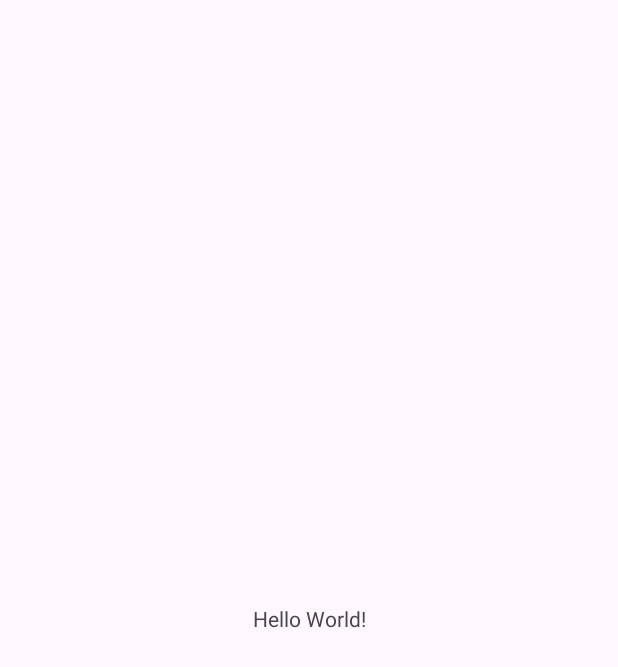
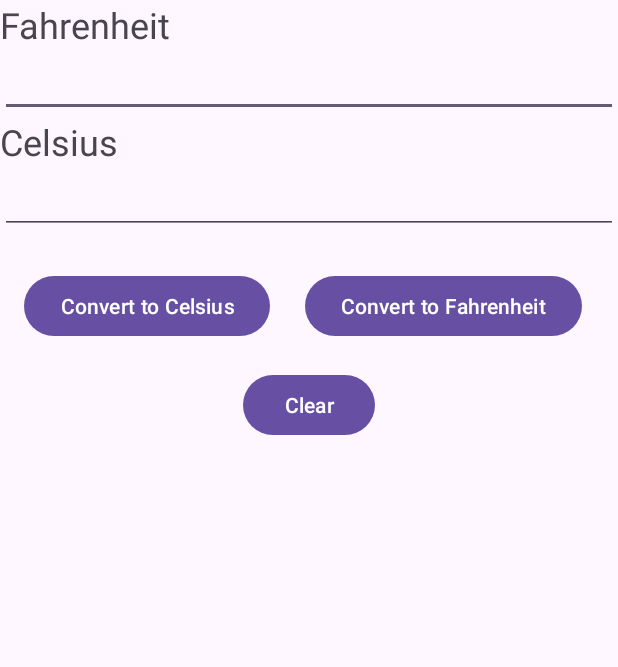
Before and after one commit to wangwuy2003/my-application-android, an Android app: the screen it shows after launch (MainActivity), on a phone screen of 412 x 824 dp. Before the commit the part shown is almost empty. Shown: the top 667 px of the screen. Run offline under Robolectric (Android 15) with nearby library versions, the phone set to English and light mode, and no system bars.

Commit message:
update code

```diff
--- a/Ex04/app/src/main/AndroidManifest.xml
+++ b/Ex04/app/src/main/AndroidManifest.xml
@@ -1,6 +1,6 @@
 <?xml version="1.0" encoding="utf-8"?>
 <manifest xmlns:android="http://schemas.android.com/apk/res/android"
-    xmlns:tools="http://schemas.android.com/tools">
+    xmlns:tools="http://schemas.android.com/tools" >
 
     <application
         android:allowBackup="true"
@@ -11,10 +11,10 @@
         android:roundIcon="@mipmap/ic_launcher_round"
         android:supportsRtl="true"
         android:theme="@style/Theme.Ex04"
-        tools:targetApi="31">
+        tools:targetApi="31" >
         <activity
             android:name=".MainActivity"
-            android:exported="true">
+            android:exported="true" >
             <intent-filter>
                 <action android:name="android.intent.action.MAIN" />
 
--- a/Ex04/app/src/main/java/com/example/ex04/MainActivity.java
+++ b/Ex04/app/src/main/java/com/example/ex04/MainActivity.java
@@ -1,6 +1,9 @@
 package com.example.ex04;
 
 import android.os.Bundle;
+import android.view.View;
+import android.widget.Button;
+import android.widget.EditText;
 
 import androidx.activity.EdgeToEdge;
 import androidx.appcompat.app.AppCompatActivity;
@@ -8,8 +11,11 @@ import androidx.core.graphics.Insets;
 import androidx.core.view.ViewCompat;
 import androidx.core.view.WindowInsetsCompat;
 
+import java.text.DecimalFormat;
+
 public class MainActivity extends AppCompatActivity {
-
+    EditText edtdoC, edtdoF;
+    Button btnCel, btnFah, btnClear;
     @Override
     protected void onCreate(Bundle savedInstanceState) {
         super.onCreate(savedInstanceState);
@@ -20,5 +26,12 @@ public class MainActivity extends AppCompatActivity {
             v.setPadding(systemBars.left, systemBars.top, systemBars.right, systemBars.bottom);
             return insets;
         });
+
+        edtdoC = findViewById(R.id.edt1);
+        edtdoF = findViewById(R.id.edt2);
+        btnCel = findViewById(R.id.btnCel);
+        btnFah = findViewById(R.id.btnFah);
+        btnClear = findViewById(R.id.btnClear);
+
     }
 }
--- a/Ex04/app/src/main/res/layout/activity_main.xml
+++ b/Ex04/app/src/main/res/layout/activity_main.xml
@@ -8,12 +8,70 @@
     tools:context=".MainActivity">
 
     <TextView
+        android:id="@+id/textView1"
         android:layout_width="wrap_content"
         android:layout_height="wrap_content"
-        android:text="Hello World!"
-        app:layout_constraintBottom_toBottomOf="parent"
-        app:layout_constraintEnd_toEndOf="parent"
+        android:text="Fahrenheit"
+        android:textSize="24sp"
         app:layout_constraintStart_toStartOf="parent"
         app:layout_constraintTop_toTopOf="parent" />
 
+    <EditText
+        android:id="@+id/edt1"
+        android:layout_width="0dp"
+        android:layout_height="wrap_content"
+        android:ems="10"
+        android:inputType="text"
+        app:layout_constraintEnd_toEndOf="parent"
+        app:layout_constraintStart_toStartOf="parent"
+        app:layout_constraintTop_toBottomOf="@+id/textView1" />
+
+    <TextView
+        android:id="@+id/textView2"
+        android:layout_width="wrap_content"
+        android:layout_height="wrap_content"
+        android:text="Celsius"
+        android:textSize="24sp"
+        app:layout_constraintStart_toStartOf="parent"
+        app:layout_constraintTop_toBottomOf="@+id/edt1" />
+
+    <EditText
+        android:id="@+id/edt2"
+        android:layout_width="0dp"
+        android:layout_height="wrap_content"
+        android:ems="10"
+        android:inputType="text"
+        app:layout_constraintEnd_toEndOf="parent"
+        app:layout_constraintStart_toStartOf="parent"
+        app:layout_constraintTop_toBottomOf="@+id/textView2" />
+
+    <Button
+        android:id="@+id/btnCel"
+        android:layout_width="wrap_content"
+        android:layout_height="wrap_content"
+        android:layout_marginStart="16dp"
+        android:layout_marginTop="24dp"
+        android:text="Convert to Celsius"
+        app:layout_constraintStart_toStartOf="parent"
+        app:layout_constraintTop_toBottomOf="@+id/edt2" />
+
+    <Button
+        android:id="@+id/btnFah"
+        android:layout_width="wrap_content"
+        android:layout_height="wrap_content"
+        android:layout_marginTop="24dp"
+        android:layout_marginEnd="24dp"
+        android:text="Convert to Fahrenheit"
+        app:layout_constraintEnd_toEndOf="parent"
+        app:layout_constraintTop_toBottomOf="@+id/edt2" />
+
+    <Button
+        android:id="@+id/btnClear"
+        android:layout_width="wrap_content"
+        android:layout_height="wrap_content"
+        android:layout_marginTop="90dp"
+        android:text="Clear"
+        app:layout_constraintEnd_toEndOf="parent"
+        app:layout_constraintStart_toStartOf="parent"
+        app:layout_constraintTop_toBottomOf="@+id/edt2" />
 </androidx.constraintlayout.widget.ConstraintLayout>
```
Also changed, not shown: 1 other file.
